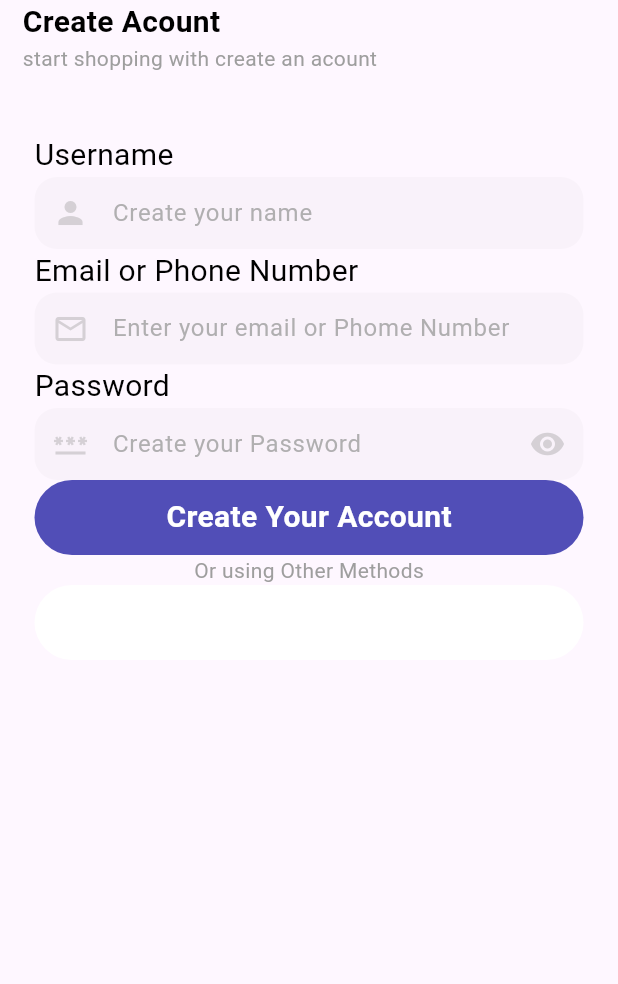
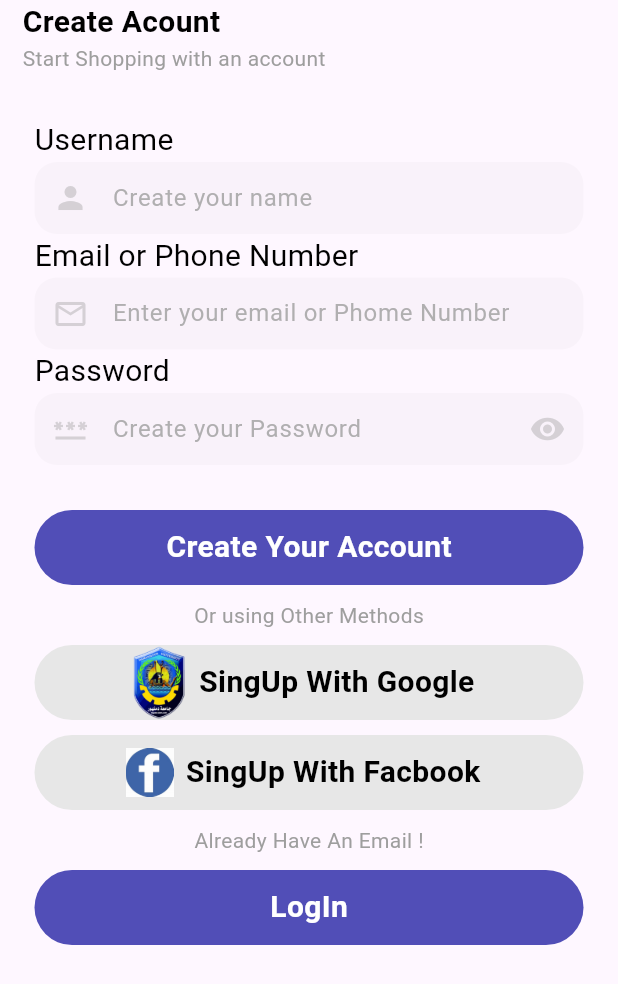
Before and after one commit to ibrahimalnagar45/Kutuku, a Flutter app: the Registerview screen opened by its route, on a phone screen of 412 x 824 dp. Shown: the top 984 px of the screen. Run offline on Flutter 3.47's test engine with Material 3 defaults, Android fonts, the phone set to English and light mode, and no system bars; our stand-ins replace flutter_svg, go_router; missing offline and left inert: awesome_icons.

Commit message:
refactor Register view, custom button.  create login view, added its path to app routes and create login view body widget

```diff
--- a/lib/core/utils/routes.dart
+++ b/lib/core/utils/routes.dart
@@ -1,12 +1,16 @@
 import 'package:go_router/go_router.dart';
 import 'package:kutuku/features/auth/presentation/views/register_view.dart';
+import 'package:kutuku/features/auth/presentation/views/widgets/login_view.dart';
 import 'package:kutuku/features/onboarding/presentation/views/onboarding_view.dart';
 
 import '../../features/splash/presentaion/views/splah_view.dart';
 
 abstract class AppRoutes {
   static const String kONboarding = '/onboarding1';
-  static const String kRgister = '/register';
+  static const String kRgister = '/registerView';
+  static const String kLogin = '/LoginView';
+
+
 
   static final routes = GoRouter(
     initialLocation: '/splash',
@@ -23,6 +27,10 @@ abstract class AppRoutes {
         path: kRgister,
         builder: (context, state) => const Registerview(),
       ),
+       GoRoute(
+        path: kLogin,
+        builder: (context, state) => const LoginView(),
+      ),
     ],
   );
 }
--- a/lib/core/utils/widgets/custom_button.dart
+++ b/lib/core/utils/widgets/custom_button.dart
@@ -1,6 +1,4 @@
 import 'package:flutter/material.dart';
-import 'package:flutter/widgets.dart';
-import 'package:flutter_svg/flutter_svg.dart';
 import 'package:kutuku/constants.dart';
 import 'package:kutuku/core/utils/styles.dart';
 
@@ -16,7 +14,7 @@ class CustomButton extends StatelessWidget {
   final void Function()? onPressed;
   final bool colored;
 
-  final SvgPicture? prefixIcon;
+  final String? prefixIcon;
   @override
   Widget build(BuildContext context) {
     return Padding(
@@ -28,28 +26,32 @@ class CustomButton extends StatelessWidget {
           borderRadius: BorderRadius.circular(30),
           color: colored ? kPrimaryColor : Colors.white,
         ),
-        child: true
-            ? Row(
-                // crossAxisAlignment: CrossAxisAlignment.center,
-                mainAxisAlignment: MainAxisAlignment.center,
-                children: [
-                  IconButton(
-                    onPressed: onPressed,
-                    icon: Container(
-                      decoration: BoxDecoration(
-                        borderRadius: BorderRadius.circular(30),
-                        color: colored ? kPrimaryColor : Colors.white,
-                      ),
-                      child: Center(
+        child: prefixIcon != null
+            ? Container(
+                decoration: BoxDecoration(
+                  borderRadius: BorderRadius.circular(30),
+                  color: colored ? kPrimaryColor : Colors.grey.withOpacity(.25),
+                ),
+                child: Row(
+                  mainAxisAlignment: MainAxisAlignment.center,
+                  children: [
+                    Image.asset(
+                      prefixIcon!,
+                      scale: 7,
+                    ),
+                    IconButton(
+                      onPressed: onPressed,
+                      icon: Center(
                         child: Text(
                           text,
-                          style:
-                              Styles.titleStyle.copyWith(color: Colors.white),
+                          style: colored
+                              ? Styles.titleStyle.copyWith(color: Colors.white)
+                              : Styles.titleStyle,
                         ),
                       ),
                     ),
-                  ),
-                ],
+                  ],
+                ),
               )
             : IconButton(
                 onPressed: onPressed,
--- /dev/null
+++ b/lib/features/auth/presentation/views/widgets/addtional_auth_function.dart
@@ -0,0 +1,31 @@
+import 'package:flutter/foundation.dart';
+import 'package:flutter/material.dart';
+
+import '../../../../../core/utils/widgets/custom_button.dart';
+
+class AddtionalAuthFunction extends StatelessWidget {
+  const AddtionalAuthFunction({super.key});
+
+  @override
+  Widget build(BuildContext context) {
+    return Column(
+      children: [
+        CustomButton(
+          colored: false,
+          text: 'SingUp With Google',
+          prefixIcon: 'assets/icons/1.png',
+          onPressed: () {},
+        ),
+        const SizedBox(
+          height: 10,
+        ),
+        CustomButton(
+          colored: false,
+          text: 'SingUp With Facbook',
+          prefixIcon: 'assets/icons/facebookIcon.jpeg',
+          onPressed: () {},
+        ),
+      ],
+    );
+  }
+}
--- /dev/null
+++ b/lib/features/auth/presentation/views/widgets/input_sections.dart
@@ -0,0 +1,72 @@
+import 'package:flutter/material.dart';
+import 'input_section.dart';
+
+class InputSections extends StatelessWidget {
+  const InputSections({super.key});
+
+  @override
+  Widget build(BuildContext context) {
+    return Column(
+      children: [
+        InputSection(
+            prefixIicon: const Icon(Icons.person),
+            title: 'Username',
+            hintText: 'Create your name',
+            validator: (data) {
+              if (data!.isEmpty || data == "") {
+                return "required feild";
+              } else if (data.length < 3) {
+                return "the name must be more than 3 letters";
+              } else {
+                return '';
+              }
+
+              // validator: (value) => value ?? 'please enter your name',
+            }),
+        InputSection(
+          prefixIicon: const Icon(Icons.email_outlined),
+          title: 'Email or Phone Number',
+          hintText: 'Enter your email or Phome Number',
+
+          validator: (data) {
+            if (data!.isEmpty || data == "") {
+              return "required feild";
+            }
+            String pattern =
+                r'^(([^<>()[\]\\.,;:\s@\"]+(\.[^<>()[\]\\.,;:\s@\"]+)*)|(\".+\"))@((\[[0-9]{1,3}\.[0-9]{1,3}\.[0-9]{1,3}\.[0-9]{1,3}\])|(([a-zA-Z\-0-9]+\.)+[a-zA-Z]{2,}))$';
+            RegExp regex = RegExp(pattern);
+            if (!regex.hasMatch(data)) {
+              return 'Enter Valid Email';
+            } else {
+              return '';
+            }
+          },
+          // validator: (value) => value ?? 'please enter your name',
+        ),
+        InputSection(
+          prefixIicon: const Icon(Icons.password),
+          withSuffixicon: true,
+          title: 'Password',
+          isObscure: true,
+          hintText: 'Create your Password',
+          validator: (data) {
+            if (data!.isEmpty) {
+              return "required feild";
+            } else if (data.length < 8) {
+              return "the password must be more than 8 letters ";
+            } else if (!data.contains('@') &&
+                !data.contains('*') &&
+                !data.contains('_') &&
+                !data.contains('#') &&
+                !data.contains(r'$')) {
+              return "weak password the password must contain _ or special sing as # or * ";
+            } else {
+              return '';
+            }
+            // validator: (value) => value ?? 'please enter your name',
+          },
+        )
+      ],
+    );
+  }
+}
--- a/lib/features/auth/presentation/views/widgets/register_view_body.dart
+++ b/lib/features/auth/presentation/views/widgets/register_view_body.dart
@@ -3,10 +3,16 @@ import 'package:flutter/cupertino.dart';
 import 'package:flutter/material.dart';
 import 'package:flutter/widgets.dart';
 import 'package:flutter_svg/flutter_svg.dart';
+import 'package:go_router/go_router.dart';
+import 'package:kutuku/core/utils/routes.dart';
 import 'package:kutuku/core/utils/styles.dart';
 import 'package:kutuku/core/utils/widgets/custom_button.dart';
+import 'package:kutuku/features/auth/presentation/views/widgets/addtional_auth_function.dart';
 import 'package:kutuku/features/auth/presentation/views/widgets/custom_text_form_field.dart';
 import 'package:kutuku/features/auth/presentation/views/widgets/input_section.dart';
+
+import 'input_sections.dart';
+import 'view_title.dart';
 
 class RegisterViewBody extends StatefulWidget {
   const RegisterViewBody({super.key});
@@ -16,62 +22,74 @@ class RegisterViewBody extends StatefulWidget {
 }
 
 class _RegisterViewBodyState extends State<RegisterViewBody> {
-  final GlobalKey<FormState> _globalKey = GlobalKey();
-  final AutovalidateMode _autovalidateMode = AutovalidateMode.disabled;
+  final GlobalKey<FormState> _globalFormKey = GlobalKey();
+  AutovalidateMode _autovalidateMode = AutovalidateMode.disabled;
   @override
   Widget build(BuildContext context) {
     return Form(
-      key: _globalKey,
+      key: _globalFormKey,
       autovalidateMode: _autovalidateMode,
       child: ListView(
         children: [
-          const SafeArea(
-            child: Text(
-              'Create Acount',
-              style: Styles.titleStyle,
-            ),
+          const ViewTitle(
+              title: 'Create Acount',
+              subTitle: 'Start Shopping with an account'),
+          const SizedBox(
+            height: 30,
           ),
-          const Text(
-            'start shopping with create an acount',
-            style: Styles.desStyle,
+          const InputSections(),
+          const SizedBox(
+            height: 30,
+          ),
+          CustomButton(
+            text: 'Create Your Account',
+            onPressed: () {
+              if (_globalFormKey.currentState!.validate()) {
+                setState(() {
+                  _autovalidateMode = AutovalidateMode.always;
+                });
+              } else {
+                setState(() {
+                  _autovalidateMode = AutovalidateMode.disabled;
+                });
+              }
+            },
           ),
           const SizedBox(
-            height: 40,
+            height: 10,
           ),
-          InputSection(
-            prefixIicon: const Icon(Icons.person),
-            title: 'Username',
-            hintText: 'Create your name',
-            validator: (value) => value ?? 'please enter your name',
-          ),
-          InputSection(
-            prefixIicon: const Icon(Icons.email_outlined),
-            title: 'Email or Phone Number',
-            hintText: 'Enter your email or Phome Number',
-            validator: (value) => value ?? 'please enter your name',
-          ),
-          InputSection(
-            prefixIicon: const Icon(Icons.password),
-            withSuffixicon: true,
-            title: 'Password',
-            isObscure: true,
-            hintText: 'Create your Password',
-            validator: (value) => value ?? 'please enter your name',
-          ),
-          const CustomButton(text: 'Create Your Account'),
-          Expanded(
+          const Expanded(
             child: Center(
               child: Text(
                 'Or using Other Methods',
-                style: Styles.desStyle.copyWith(color: Colors.grey),
+                style: Styles.desStyle,
               ),
             ),
           ),
+          const SizedBox(
+            height: 10,
+          ),
+          const AddtionalAuthFunction(),
+          const SizedBox(
+            height: 10,
+          ),
+          const Expanded(
+            child: Center(
+              child: Text(
+                'Already Have An Email !',
+                style: Styles.desStyle,
+              ),
+            ),
+          ),
+          const SizedBox(
+            height: 10,
+          ),
           CustomButton(
-              colored: false,
-              text: 'SingUp With Google',
-              // prefixIcon: SvgPicture.asset('assets/images/google.svg'),
-              onPressed: () {}),
+            text: 'LogIn',
+            onPressed: () {
+              GoRouter.of(context).push(AppRoutes.kLogin);
+            },
+          ),
         ],
       ),
     );
--- /dev/null
+++ b/lib/features/auth/presentation/views/widgets/view_title.dart
@@ -0,0 +1,28 @@
+
+import 'package:flutter/material.dart';
+
+import '../../../../../core/utils/styles.dart';
+
+class ViewTitle extends StatelessWidget {
+  const ViewTitle({super.key, required this.title, required this.subTitle});
+  final String title, subTitle;
+
+  @override
+  Widget build(BuildContext context) {
+    return Column(
+      crossAxisAlignment: CrossAxisAlignment.start,
+      children: [
+        SafeArea(
+          child: Text(
+            title,
+            style: Styles.titleStyle,
+          ),
+        ),
+        Text(
+          subTitle,
+          style: Styles.desStyle,
+        ),
+      ],
+    );
+  }
+}
```
Also changed, not shown: lib/features/auth/presentation/views/widgets/login_view.dart (added, +19 -0 lines), lib/features/auth/presentation/views/widgets/login_view_body.dart (added, +20 -0 lines), assets/icons/1.png (added).
